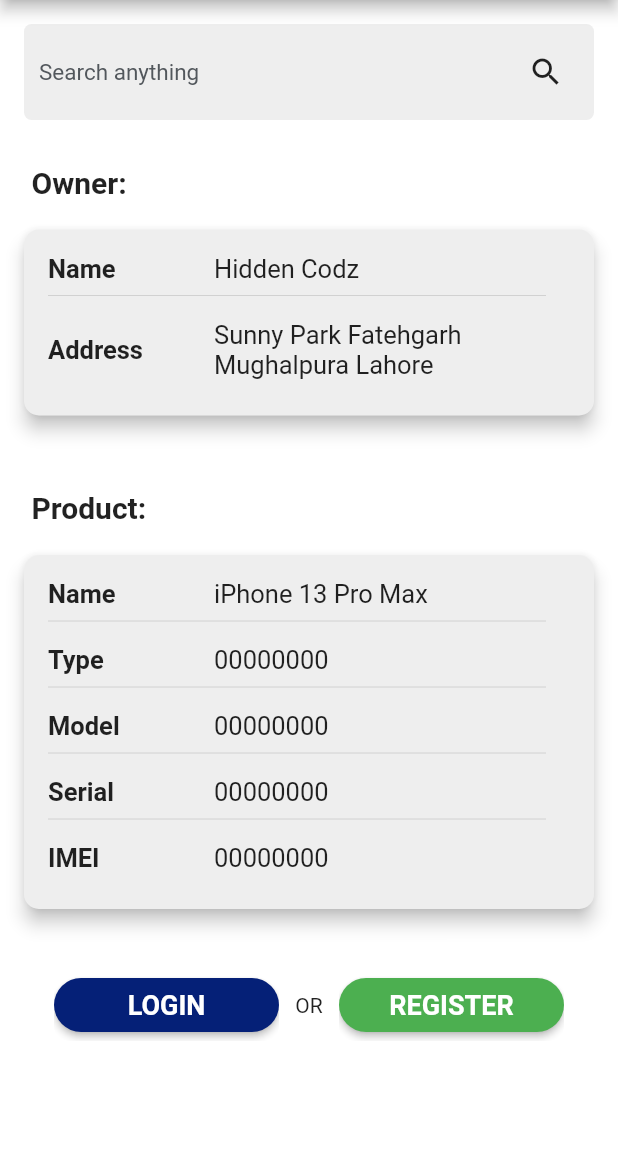
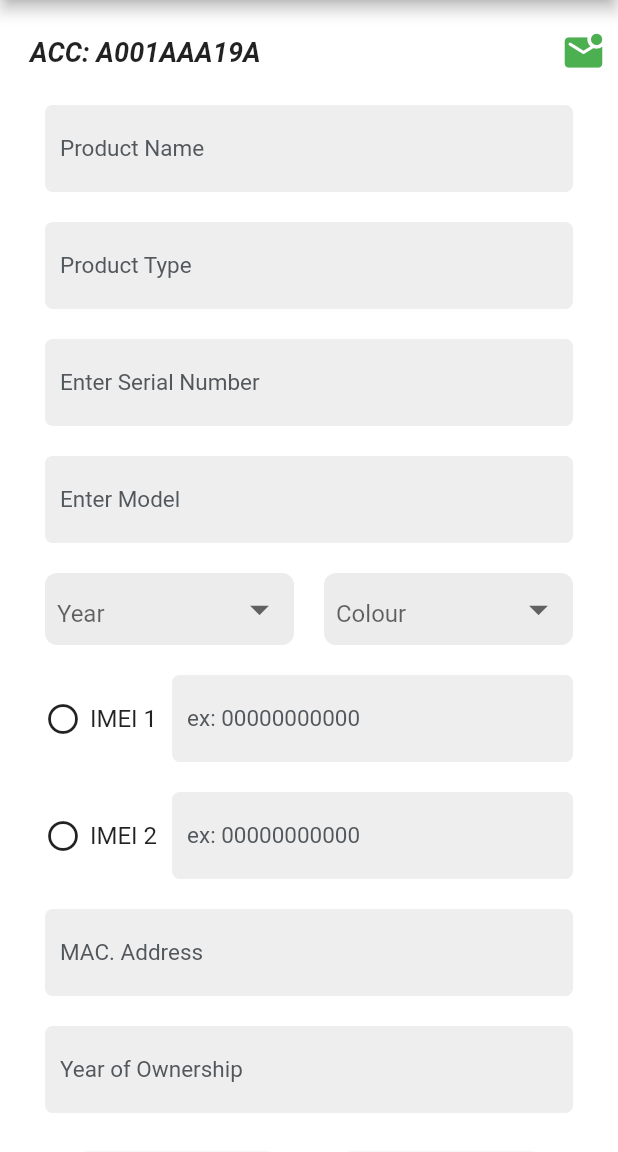
Before and after one commit to AndroidDev-Rehan/gadget_security, a Flutter app: the screen it shows after launch, on a phone screen of 412 x 824 dp, the part 84-1236 px from its top. Run offline on Flutter 3.47's test engine with Material 2 defaults, Android fonts, the phone set to English and light mode, and no system bars; our stand-ins replace carousel_slider, flutter_rating_stars, flutter_vector_icons, get.

Commit message:
add gadget done

```diff
--- a/lib/main.dart
+++ b/lib/main.dart
@@ -1,6 +1,7 @@
 import 'package:flutter/material.dart';
 import 'package:gadget_security/theme/darktheme.dart';
 import 'package:gadget_security/theme/lighttheme.dart';
+import 'package:gadget_security/view/add_gadgets/add_gadgets.dart';
 import 'package:gadget_security/view/auth/login.dart';
 import 'package:gadget_security/view/auth/signup.dart';
 import 'package:gadget_security/view/home/home_screen.dart';
@@ -20,7 +21,7 @@
       theme: light,
       darkTheme: dark,
       themeMode: ThemeMode.light,
-      home:  HomeScreen(),
+      home:  AddGadgetScreen(),
     );
   }
 }
--- /dev/null
+++ b/lib/view/add_gadgets/add_gadgets.dart
@@ -0,0 +1,133 @@
+import 'package:flutter/material.dart';
+import 'package:gadget_security/view/global_widgets/dropdown_button.dart';
+import 'package:gadget_security/view/global_widgets/textfieldwithIcon.dart';
+import 'package:gadget_security/view/home/widgets/custom_grey_container.dart';
+
+import '../home/widgets/custom_button.dart';
+
+class AddGadgetScreen extends StatelessWidget {
+  const AddGadgetScreen({Key? key}) : super(key: key);
+
+  @override
+  Widget build(BuildContext context) {
+    return Scaffold(
+      appBar: AppBar(
+        backgroundColor: Theme.of(context).primaryColor,
+        title: const Text("Gadget Security"),
+        centerTitle: false,
+        actions: const [Icon(Icons.more_vert)],
+      ),
+      body: ListView(
+        children: [
+         SizedBox(height: 20,),
+         Padding(
+           padding: const EdgeInsets.only(left: 20.0, right: 8),
+           child: Row(
+             mainAxisAlignment: MainAxisAlignment.spaceBetween,
+             children: [
+               Text("ACC: A001AAA19A", style: TextStyle(fontStyle: FontStyle.italic, fontWeight: FontWeight.bold, fontSize: 18),),
+               Icon(Icons.mark_email_unread_rounded,color: Colors.green,size: 30,)
+
+             ],
+           ),
+         ),
+          SizedBox(height: 20,),
+          Padding(
+            padding: const EdgeInsets.symmetric(horizontal: 30.0),
+            child: Column(
+              children:  [
+              TextFieldAndIcon(hintText: "Product Name",),
+                SizedBox(height: 20,),
+                TextFieldAndIcon(hintText: "Product Type",),
+                SizedBox(height: 20,),
+                TextFieldAndIcon(hintText: "Enter Serial Number",),
+                SizedBox(height: 20,),
+                TextFieldAndIcon(hintText: "Enter Model",),
+                SizedBox(height: 20,),
+                Row(
+                  children: [
+                    Expanded(
+                      child: Container(
+
+                          child: MyDropDownButton(dropdownValue: "Year", items: ["Year","1999"],),
+                        decoration: BoxDecoration(
+                          color: Colors.grey.withOpacity(0.2),
+                          borderRadius: BorderRadius.circular(8)
+                        ),
+                        padding: EdgeInsets.symmetric(horizontal: 8),
+                      ),
+                    ),
+                    SizedBox(width: 20,),
+                    Expanded(
+                      child: Container(
+                        child: MyDropDownButton(dropdownValue: "Colour", items: ["Colour","Red"],),
+                        decoration: BoxDecoration(
+                            color: Colors.grey.withOpacity(0.2),
+                            borderRadius: BorderRadius.circular(8)
+                        ),
+                        padding: EdgeInsets.symmetric(horizontal: 8),
+                      ),
+                    )
+                    // MyDropDownButton(dropdownValue: "Colour", items: ["Colour","Red"],)
+                  ],
+                ),
+                SizedBox(height: 20,),
+                Row(children: [
+                  Icon(Icons.circle_outlined),
+                  SizedBox(width: 6,),
+                  Text('IMEI 1', style: TextStyle(fontSize: 16),),
+                  SizedBox(width: 10,),
+                  Expanded(child: TextFieldAndIcon(hintText: "ex: 00000000000",))
+                ],),
+                SizedBox(height: 20,),
+                Row(children: [
+                  Icon(Icons.circle_outlined),
+                  SizedBox(width: 6,),
+                  Text('IMEI 2', style: TextStyle(fontSize: 16),),
+                  SizedBox(width: 10,),
+                  Expanded(child: TextFieldAndIcon(hintText: "ex: 00000000000",))
+                ],),
+
+                SizedBox(height: 20,),
+                TextFieldAndIcon(hintText: "MAC. Address",),
+                SizedBox(height: 20,),
+                TextFieldAndIcon(hintText: "Year of Ownership",),
+                SizedBox(height: 20,),
+                buttonsRow()
+
+              ],),
+          )
+
+        ],
+      ),
+    );
+  }
+
+  buttonsRow(){
+    return Padding(
+      padding: const EdgeInsets.symmetric(horizontal: 20.0),
+      child: Row(
+        mainAxisSize: MainAxisSize.min,
+        children: [
+          Expanded(
+            child: CustomElevatedButton(
+              roundness: 10,
+                color: Colors.red,
+                text: "Clear", onPressed: (){
+            }),
+          ),
+          const SizedBox(width: 40,),
+          Expanded(
+            child: CustomElevatedButton(
+              roundness: 10,
+              color: Colors.green,
+              onPressed: (){
+              },
+              text: "SUBMIT",
+            ),
+          )
+
+        ],),
+    );
+  }
+}
--- /dev/null
+++ b/lib/view/global_widgets/dropdown_button.dart
@@ -0,0 +1,58 @@
+import 'package:flutter/material.dart';
+
+class MyDropDownButton extends StatefulWidget {
+  String dropdownValue;
+  final List<String> items;
+  Color? textColor;
+  Color? iconColor;
+  Color? backgroundColor;
+
+
+  MyDropDownButton({Key? key, required this.dropdownValue, required this.items, this.textColor, this.iconColor, this.backgroundColor}) : super(key: key);
+
+  @override
+  State<MyDropDownButton> createState() => _MyDropDownButtonState();
+}
+
+class _MyDropDownButtonState extends State<MyDropDownButton> {
+  // String dropdownValue = widget.dropdownValue;
+
+  @override
+  Widget build(BuildContext context) {
+    return DropdownButton<String>(
+      isExpanded: true,
+      value: widget.dropdownValue,
+      isDense: false,
+      alignment: Alignment.centerRight,
+      dropdownColor: widget.backgroundColor,
+      icon: Icon(
+        Icons.arrow_drop_down,
+        color: widget.iconColor,
+        size: 30,
+      ),
+      // elevation: 16,
+      // style: const TextStyle(color: Colors.deepPurple),
+      underline: const SizedBox(
+        height: 0,
+        width: 0,
+      ),
+      onChanged: (String? newValue) {
+        setState(() {
+          widget.dropdownValue = newValue!;
+        });
+      },
+      items: widget.items.map<DropdownMenuItem<String>>((String value) {
+        return DropdownMenuItem<String>(
+          value: value,
+          child: Padding(
+            padding: const EdgeInsets.only(top: 6.0),
+            child: Text(
+              value,
+              style:  TextStyle(color: widget.textColor ?? Colors.black.withOpacity(0.6)),
+            ),
+          ),
+        );
+      }).toList(),
+    );
+  }
+}
--- a/lib/view/home/home_screen.dart
+++ b/lib/view/home/home_screen.dart
@@ -1,7 +1,7 @@
 import 'package:flutter/material.dart';
 import 'package:gadget_security/view/home/widgets/custom_button.dart';
 import 'package:gadget_security/view/home/widgets/custom_grey_container.dart';
-import 'package:gadget_security/view/home/widgets/textfieldwithIcon.dart';
+import 'package:gadget_security/view/global_widgets/textfieldwithIcon.dart';
 import 'package:get/get.dart';
 import 'package:get/get_core/src/get_main.dart';
 
--- a/lib/view/home/widgets/custom_button.dart
+++ b/lib/view/home/widgets/custom_button.dart
@@ -10,8 +10,9 @@
   final String text;
   final Function onPressed;
   final Color? color;
+  final double? roundness;
 
-  const CustomElevatedButton({Key? key, required this.text, required this.onPressed, this.color,}) : super(key: key);
+  const CustomElevatedButton({Key? key, required this.text, required this.onPressed, this.color, this.roundness,}) : super(key: key);
 
   @override
   Widget build(BuildContext context) {
@@ -24,7 +25,7 @@
           child: Text(text, style: const TextStyle(fontWeight: FontWeight.bold, fontSize: 18),),
           style: ElevatedButton.styleFrom(
             primary: color ?? Theme.of(context).primaryColor,
-            shape: RoundedRectangleBorder(borderRadius: BorderRadius.circular(20))
+            shape: RoundedRectangleBorder(borderRadius: BorderRadius.circular(roundness ?? 20))
             // fixedSize: const Size(double.infinity, 50),
           )
       ),
```
Also changed, not shown: lib/view/global_widgets/textfieldwithIcon.dart (renamed from lib/view/home/widgets/textfieldwithIcon.dart).
